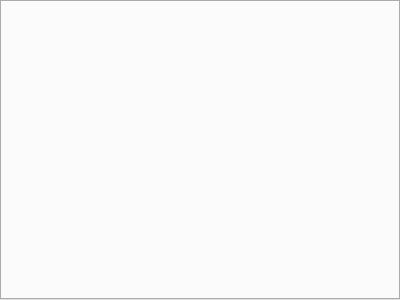
The window that src/SAKMainWindow.ui (x-tools-author/x-tools) describes before a commit, drawn with Qt 5.
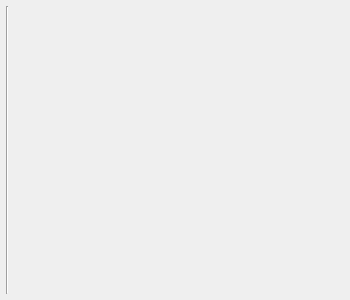
The same window after the commit.

The edit to the form file:
```diff
--- a/src/SAKMainWindow.ui
+++ b/src/SAKMainWindow.ui
@@ -6,7 +6,7 @@
    <rect>
     <x>0</x>
     <y>0</y>
-    <width>400</width>
+    <width>350</width>
     <height>300</height>
    </rect>
   </property>
@@ -14,26 +14,26 @@
    <string>MainWindow</string>
   </property>
   <widget class="QWidget" name="centralWidget">
-   <layout class="QHBoxLayout" name="horizontalLayout">
+   <layout class="QGridLayout" name="gridLayout">
     <property name="leftMargin">
-     <number>0</number>
+     <number>6</number>
     </property>
     <property name="topMargin">
-     <number>0</number>
+     <number>6</number>
     </property>
     <property name="rightMargin">
-     <number>0</number>
+     <number>6</number>
     </property>
     <property name="bottomMargin">
-     <number>0</number>
+     <number>6</number>
     </property>
-    <item>
-     <widget class="QTabWidget" name="tabWidget">
-      <property name="tabPosition">
-       <enum>QTabWidget::West</enum>
-      </property>
-      <property name="currentIndex">
-       <number>-1</number>
+    <item row="0" column="2">
+     <widget class="QStackedWidget" name="stackedWidget"/>
+    </item>
+    <item row="0" column="1">
+     <widget class="Line" name="line">
+      <property name="orientation">
+       <enum>Qt::Vertical</enum>
       </property>
      </widget>
     </item>
```
Left out of the diff: 7 changed lines with no effect on the pictures.
